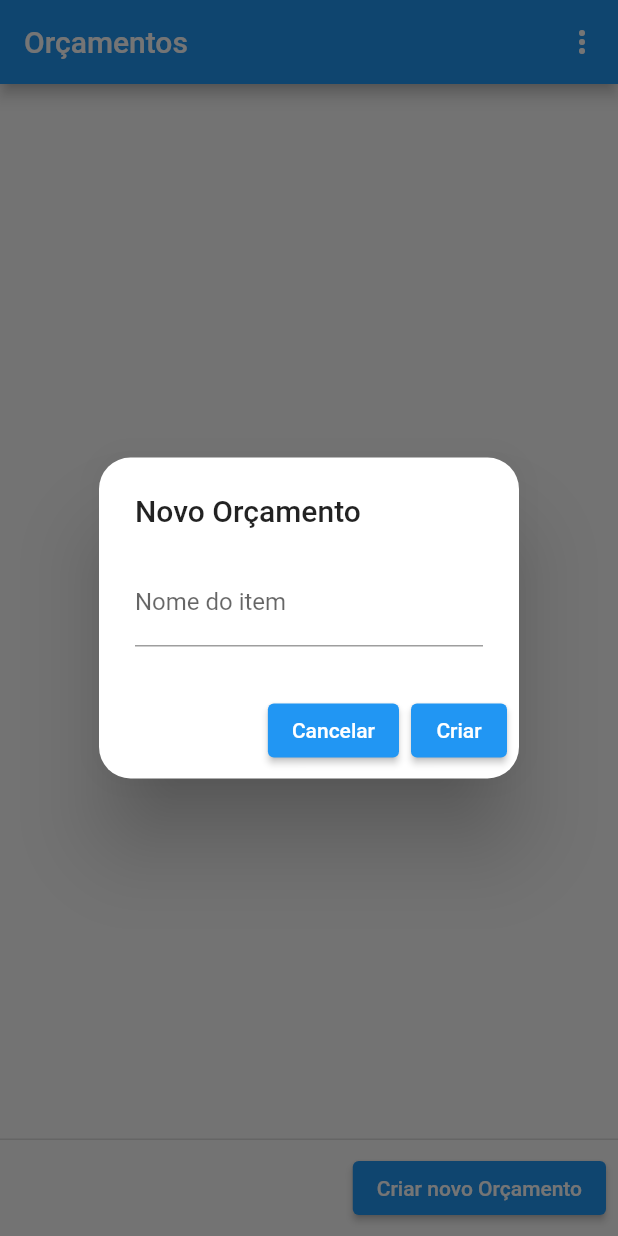
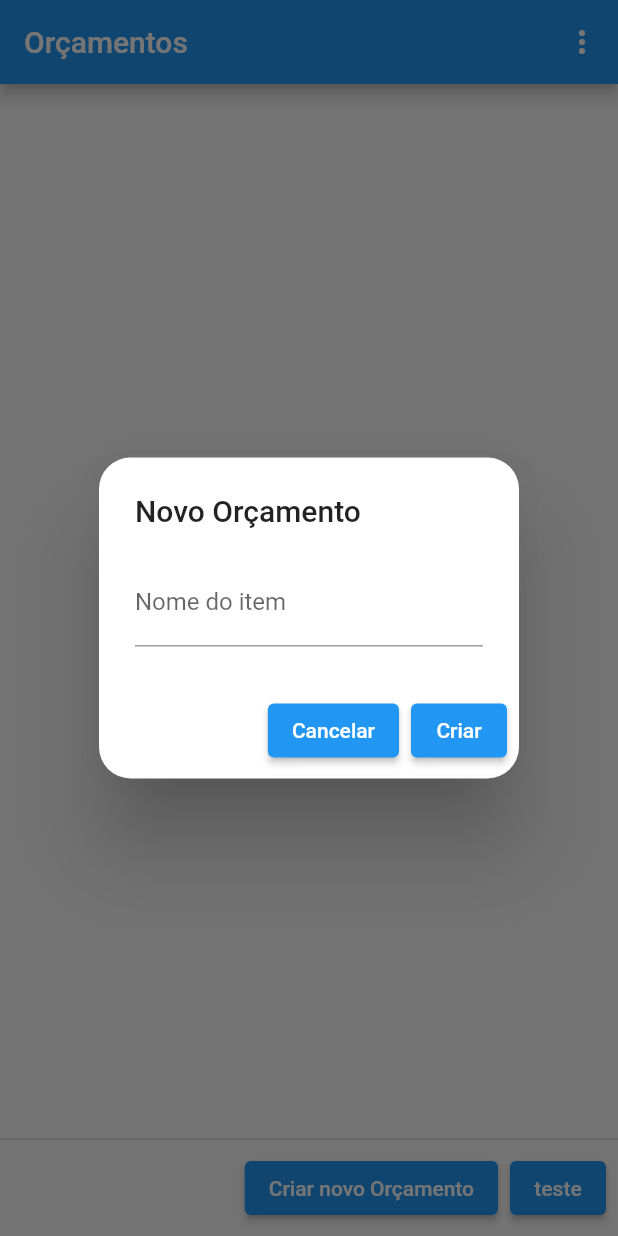
Before and after one commit to GianCarloRumachella/CalculadoraOrcamento, a Flutter app: the Home screen opened directly, after a tap on "Criar novo Orçamento", on a phone screen of 412 x 824 dp. Run offline on Flutter 3.47's test engine with Material 2 defaults, Android fonts, the phone set to English and light mode, and no system bars; our stand-ins replace cloud_firestore, firebase_auth, firebase_core; accounts and stored records are empty.

Commit message:
Recuperação dos nomes dos orçamentos e mostrando na tela clicando no orçamento, direciona para a tela para acrescentar os itens

```diff
--- a/lib/Pages/Home.dart
+++ b/lib/Pages/Home.dart
@@ -2,6 +2,7 @@ import 'package:calc_orcamento/Pages/Orcamento.dart';
 import 'package:calc_orcamento/bloc/LoginBloc.dart';
 import 'package:calc_orcamento/bloc/OrcamentoBloc.dart';
 import 'package:calc_orcamento/model/DialogEnum.dart';
+import 'package:calc_orcamento/model/listaOrcamentos.dart';
 import 'package:calc_orcamento/widgets/Botao.dart';
 import 'package:calc_orcamento/widgets/DialogTela.dart';
 import 'package:cloud_firestore/cloud_firestore.dart';
@@ -20,6 +21,7 @@ class _HomeState extends State<Home> {
   OrcamentoBloc _orcamentoBloc = OrcamentoBloc();
 
   List<String> itensMenu = ["Configurações", "Sair"];
+  List<ListaOrcamentos> listaOrcamentos = [];
 
   _escolhaMenuItem(String itemEscolhido) async {
     switch (itemEscolhido) {
@@ -33,12 +35,15 @@ class _HomeState extends State<Home> {
 
   @override
   void initState() {
+    _pegaOrcamentos();
     super.initState();
-    _pegaOrcamentos();
   }
 
-  List<String>_pegaOrcamentos(){
-    return _orcamentoBloc.listaOrcamentos;
+  _pegaOrcamentos() async {
+    listaOrcamentos = await _orcamentoBloc.recuperaOrcamentos();
+
+    //print("TEMPLIST: ${listaOrcamentos.length.toString()}");
+    setState(() {});
   }
 
   @override
@@ -76,36 +81,36 @@ class _HomeState extends State<Home> {
                 });
           },
         ),
+        Botao(
+          label: "teste",
+          onPressed: () {
+            _pegaOrcamentos();
+          },
+        ),
       ],
       body: Container(
         padding: EdgeInsets.all(16),
         child: Center(
-         /*  child: StreamBuilder(
-            stream: _orcamentoBloc.recuperaOrcamentosNovo(),
-            builder: (context, snapshot) {
-              QuerySnapshot querySnapshot = snapshot.data;
-              if (!snapshot.hasError) {
-                return ListView.builder(
-                  itemCount: querySnapshot.docs.length,
-                  itemBuilder: (context, index) {
-                    return ListTile(
-                      title: Text(
-                        _orcamentoBloc.listaOrcamentos[index],
+          child: ListView.builder(
+            itemCount: listaOrcamentos.length,
+            itemBuilder: (context, index) {
+              return TextButton(
+                onPressed: () {
+                  _orcamentoBloc
+                      .criaOrcamento(listaOrcamentos[index].getNomeOrcamentos);
+                  String nomeOrcamento =
+                      listaOrcamentos[index].getNomeOrcamentos;
+                  Navigator.push(
+                    context,
+                    MaterialPageRoute(
+                      builder: (context) => Orcamento(
+                        nomeOrcamento: nomeOrcamento,
                       ),
-                    );
-                  },
-                );
-              } else {
-                Text("ERRO!!!");
-              }
-            },
-          ), */
-           child: ListView.builder(
-            itemCount: _pegaOrcamentos().length,
-            itemBuilder: (context, index) {
-              return ListTile(
-                title: Text(
-                  _pegaOrcamentos()[index],
+                    ),
+                  );
+                },
+                child: ListTile(
+                  title: Text(listaOrcamentos[index].getNomeOrcamentos),
                 ),
               );
             },
--- a/lib/bloc/OrcamentoBloc.dart
+++ b/lib/bloc/OrcamentoBloc.dart
@@ -1,4 +1,5 @@
 import 'package:calc_orcamento/model/ItemOrcamento.dart';
+import 'package:calc_orcamento/model/listaOrcamentos.dart';
 import 'package:cloud_firestore/cloud_firestore.dart';
 import 'package:firebase_auth/firebase_auth.dart';
 
@@ -12,19 +13,9 @@ class OrcamentoBloc {
   User get usuario => auth.currentUser;
 
   criaOrcamento(String nomeOrcamento) {
-    ItemOrcamento item = ItemOrcamento(
-      "teste",
-      0,
-      0,
-      0,
-    );
+    ListaOrcamentos item = ListaOrcamentos(nomeOrcamento);
     print("NOME DO ORCAMENTO: " + nomeOrcamento);
-    db
-        .collection(usuario.email)
-        .doc(nomeOrcamento)
-        /* .collection("itens")
-        .doc("teste") */
-        .set(item.toMap());
+    db.collection(usuario.email).doc(nomeOrcamento).set(item.toMap());
   }
 
   adicionaItemOrcamento(
@@ -72,19 +63,18 @@ class OrcamentoBloc {
     return itemOrcamento;
   }
 
-  recuperaOrcamentosNovo() {
-    var orcamentos =  db.collection(usuario.email).snapshots();
-    return orcamentos;
-  }
-
-  void recuperaOrcamentos() async {
+  Future<List<ListaOrcamentos>> recuperaOrcamentos() async {
+    List<ListaOrcamentos> listaOrcamentos = [];
     QuerySnapshot orcamentos = await db.collection(usuario.email).get();
 
     for (DocumentSnapshot documentSnapshot in orcamentos.docs) {
-      listaOrcamentos.add(documentSnapshot.data().toString());
+      ListaOrcamentos listaOrcamentosTemp =
+          ListaOrcamentos(documentSnapshot["nome"]);
+      listaOrcamentos.add(listaOrcamentosTemp);
+      print(listaOrcamentosTemp.toMap());
     }
 
-    print("QUANTIDADE DE ORÇAMENTOS: " + listaOrcamentos.length.toString());
+    return listaOrcamentos;
   }
 
   Future<List<ItemOrcamento>> recuperaItensOrcamento(
--- /dev/null
+++ b/lib/model/ListaOrcamentos.dart
@@ -0,0 +1,16 @@
+class ListaOrcamentos {
+  String _nomeOrcamentos;
+
+  ListaOrcamentos(this._nomeOrcamentos);
+
+  String get getNomeOrcamentos => this._nomeOrcamentos;
+  set setNomeOrcamentos(String nomeOrcamentos) => this._nomeOrcamentos = nomeOrcamentos;
+
+   Map<String, dynamic> toMap() {
+    Map<String, dynamic> map = {
+      "nome": this._nomeOrcamentos,
+    };
+
+    return map;
+  }
+}
```
